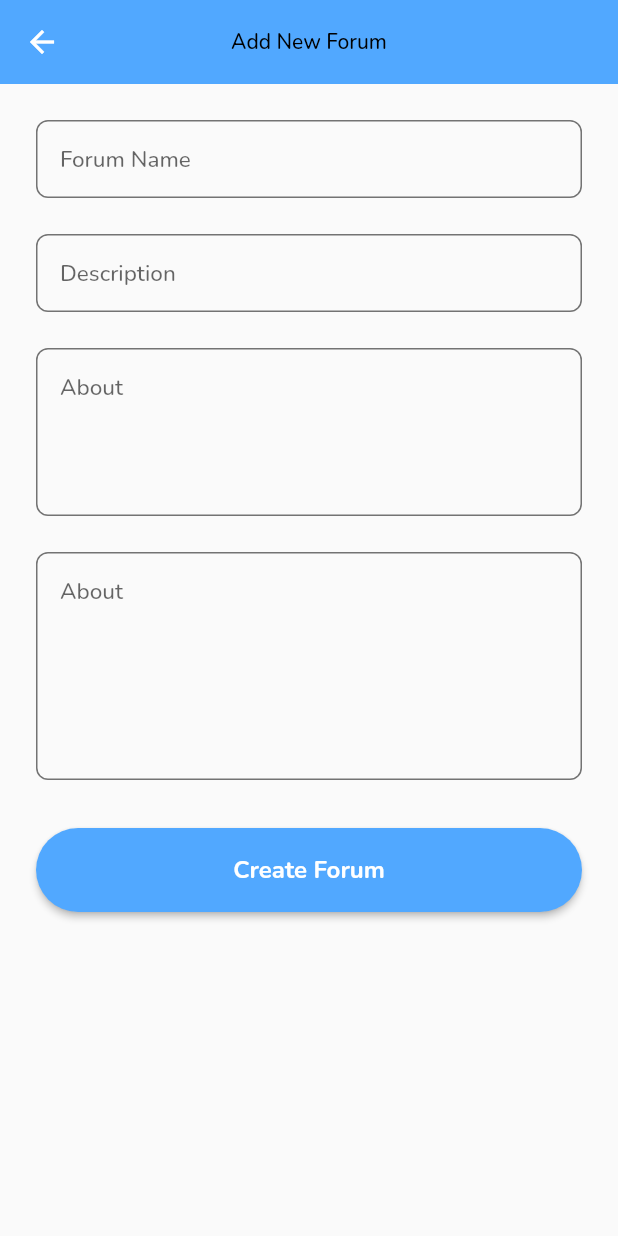
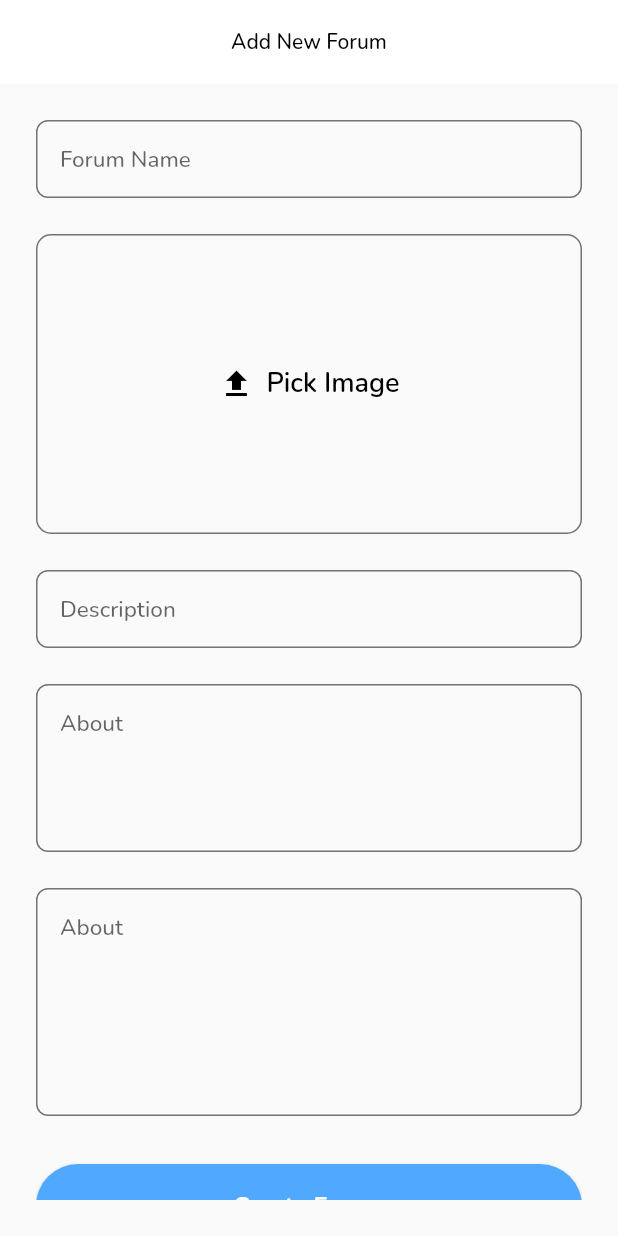
Before and after one commit to gusanumatthew/9ja_connect, a Flutter app: the AddForumView screen opened by its route, on a phone screen of 412 x 824 dp. Run offline on Flutter 3.47's test engine with Material 2 defaults, Android fonts, the light colour scheme and no system bars; our stand-ins replace animated_text_kit, cloud_firestore, firebase_auth, firebase_core, flutter_svg, google_fonts and 3 more; accounts and stored records are empty.

Commit message:
image-picker

```diff
--- a/lib/src/features/forum/views/add_forum_view.dart
+++ b/lib/src/features/forum/views/add_forum_view.dart
@@ -1,4 +1,7 @@
+import 'dart:io';
 import 'package:flutter/material.dart';
+import 'package:image_picker/image_picker.dart';
+import 'package:ninja_connect/src/core/constants/colors.dart';
 import 'package:ninja_connect/src/core/constants/dimensions.dart';
 import 'package:ninja_connect/src/core/utilities/validation_extension.dart';
 import 'package:ninja_connect/src/widgets/app_buttons.dart';
@@ -13,15 +16,27 @@ class AddForumView extends StatefulWidget {
 }
 
 class _AddForumViewState extends State<AddForumView> {
+  final ImagePicker _picker = ImagePicker();
+  XFile? imageFile;
   final _formKey = GlobalKey<FormState>();
   final forum = TextEditingController();
   final summary = TextEditingController();
   final about = TextEditingController();
+
+  void filePicker() async {
+    final selectImage = await _picker.pickImage(source: ImageSource.gallery);
+    setState(() {
+      imageFile = selectImage;
+    });
+  }
+
   @override
   Widget build(BuildContext context) {
     final textTheme = Theme.of(context).textTheme;
+    final colorScheme = Theme.of(context).colorScheme;
     return Scaffold(
       appBar: AppBar(
+        backgroundColor: AppColors.light,
         title: Text(
           'Add New Forum',
           style: textTheme.headline6,
@@ -39,6 +54,43 @@ class _AddForumViewState extends State<AddForumView> {
                 labelText: 'Forum Name',
                 validator: (value) =>
                     context.validateFieldNotEmpty(value, context),
+              ),
+              const Spacing.bigHeight(),
+              Container(
+                decoration: BoxDecoration(
+                    border: Border.all(
+                      color: Colors.black54,
+                    ),
+                    borderRadius: const BorderRadius.all(Radius.circular(10))),
+                height: 200,
+                child: imageFile == null
+                    ? GestureDetector(
+                        onTap: () {
+                          filePicker();
+                        },
+                        child: Row(
+                          mainAxisAlignment: MainAxisAlignment.center,
+                          children: [
+                            Icon(
+                              Icons.file_upload_sharp,
+                              color: colorScheme.onBackground,
+                            ),
+                            const Spacing.smallWidth(),
+                            Text(
+                              'Pick Image',
+                              style: textTheme.headline6?.copyWith(
+                                fontSize: 18,
+                                fontWeight: FontWeight.w600,
+                              ),
+                            ),
+                          ],
+                        ),
+                      )
+                    : Image.file(
+                        File(imageFile!.path),
+                        fit: BoxFit.cover,
+                        width: 370,
+                      ),
               ),
               const Spacing.bigHeight(),
               AppTextField(
--- a/pubspec.yaml
+++ b/pubspec.yaml
@@ -43,6 +43,8 @@ dependencies:
   firebase_core: ^1.19.2
   cloud_firestore: ^3.3.0
   hive_flutter: ^1.1.0
+  image_picker: ^0.8.5+3
+  firebase_storage: ^10.3.4
 
 dev_dependencies:
   flutter_test:
```
Also changed, not shown: lib/src/repositories/add_forum_repository.dart (added, +7 -0 lines), pubspec.lock, 5 other files.
